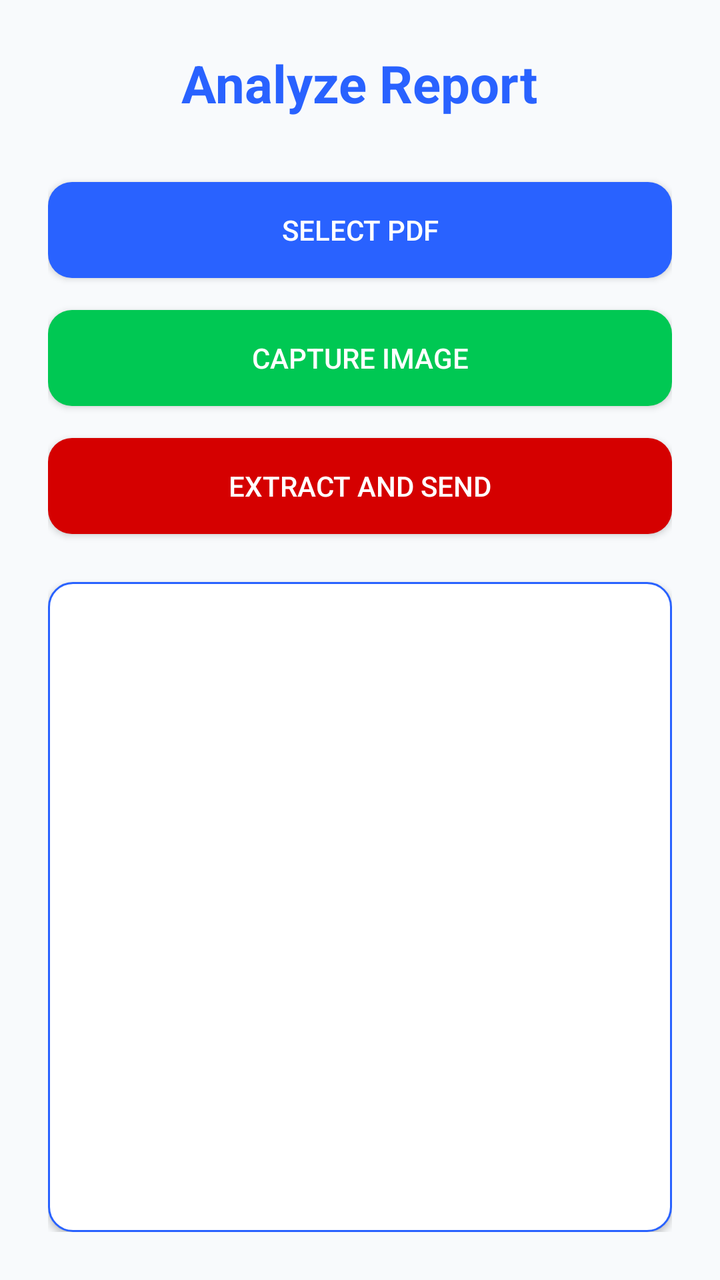
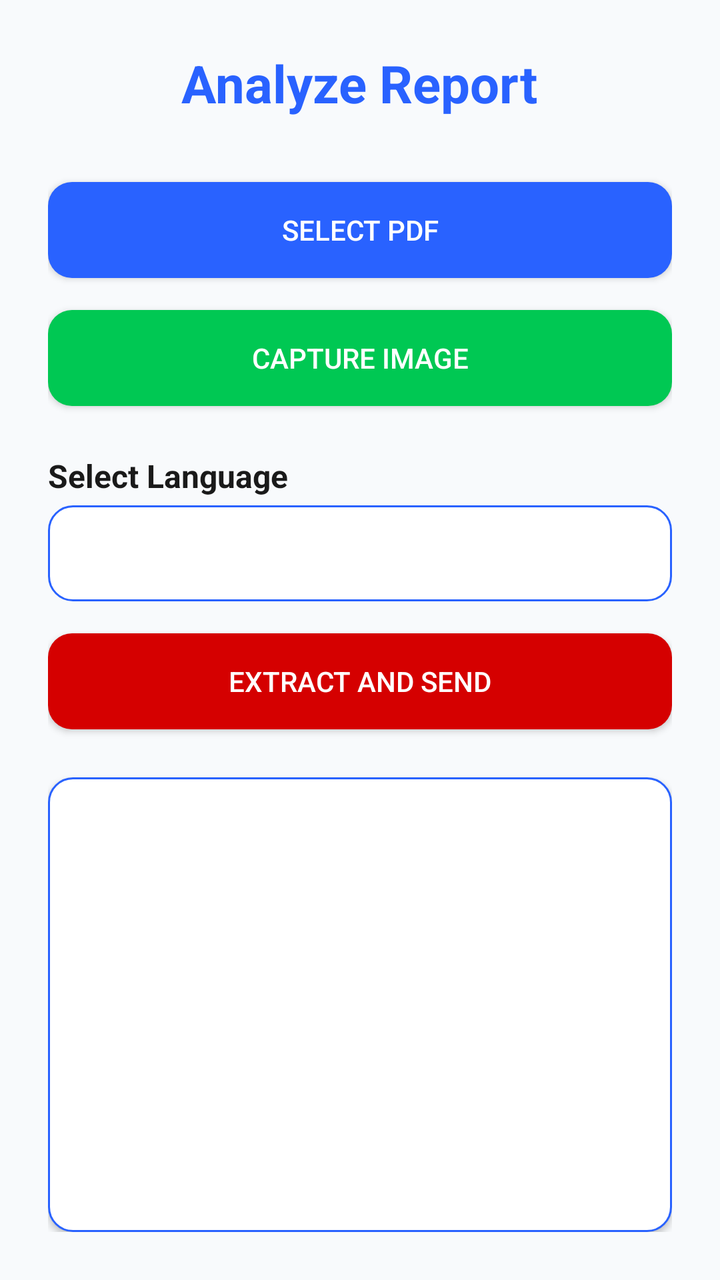

Two renders of the same Android screen: before a commit and after it. Below are the layout's source before the change and the commit's diff.
<!-- AndroidManifest.xml: application theme AppTheme -->
<!-- res/layout/activity_analyze_report.xml -->
<?xml version="1.0" encoding="utf-8"?>
<LinearLayout xmlns:android="http://schemas.android.com/apk/res/android"
    android:orientation="vertical"
    android:padding="@dimen/spacing_lg"
    android:layout_width="match_parent"
    android:layout_height="match_parent"
    android:background="@color/colorBackground">

    
    <TextView
        android:layout_width="wrap_content"
        android:layout_height="wrap_content"
        android:text="Analyze Report"
        android:textSize="26sp"
        android:textStyle="bold"
        android:textColor="@color/colorPrimary"
        android:layout_gravity="center"
        android:layout_marginBottom="@dimen/spacing_xl" />

    
    <Button
        android:id="@+id/btnSelectPdf"
        android:layout_width="match_parent"
        android:layout_height="48dp"
        android:text="Select PDF"
        android:background="@drawable/bg_button_primary"
        android:textColor="@android:color/white"
        android:layout_marginBottom="@dimen/spacing_md" />

    
    <Button
        android:id="@+id/btnCaptureImage"
        android:layout_width="match_parent"
        android:layout_height="48dp"
        android:text="Capture Image"
        android:background="@drawable/bg_button_secondary"
        android:textColor="@android:color/white"
        android:layout_marginBottom="@dimen/spacing_md" />

    
    <Button
        android:id="@+id/btnExtractText"
        android:layout_width="match_parent"
        android:layout_height="48dp"
        android:text="Extract and Send"
        android:background="@drawable/bg_button_error"
        android:textColor="@android:color/white"
        android:layout_marginBottom="@dimen/spacing_lg" />

    
    <ScrollView
        android:layout_width="match_parent"
        android:layout_height="0dp"
        android:layout_weight="1"
        android:background="@drawable/bg_card_surface"
        android:padding="@dimen/spacing_md"
        android:scrollbars="vertical"
        android:elevation="2dp">

        <TextView
            android:id="@+id/txtExtractedText"
            android:layout_width="match_parent"
            android:layout_height="wrap_content"
            android:textSize="15sp"
            android:textColor="@color/textPrimary"
            android:textIsSelectable="true"
            android:lineSpacingExtra="4dp" />
    </ScrollView>

</LinearLayout>
<!-- resources referenced by this layout -->
<resources>
  <color name="colorBackground">#F8FAFC</color>
  <color name="colorPrimary">#2962FF</color>
  <color name="textPrimary">#1A1A1A</color>
  <dimen name="spacing_lg">24dp</dimen>
  <dimen name="spacing_md">16dp</dimen>
  <dimen name="spacing_xl">32dp</dimen>
  <!-- drawable bg_button_error (drawable) -->
  <shape xmlns:android="http://schemas.android.com/apk/res/android"
      android:shape="rectangle">
      <solid android:color="@color/colorError" />
      <corners android:radius="@dimen/radius_md" />
      <size android:height="48dp"/>
  </shape>
  <!-- drawable bg_button_primary (drawable) -->
  <selector xmlns:android="http://schemas.android.com/apk/res/android">
      <item android:state_pressed="true">
          <shape android:shape="rectangle">
              <solid android:color="@color/colorPrimaryDark" />
              <corners android:radius="@dimen/radius_md" />
          </shape>
      </item>
      <item>
          <shape android:shape="rectangle">
              <solid android:color="@color/colorPrimary" />
              <corners android:radius="@dimen/radius_md" />
          </shape>
      </item>
  </selector>
  <!-- drawable bg_button_secondary (drawable) -->
  <shape xmlns:android="http://schemas.android.com/apk/res/android"
      android:shape="rectangle">
      <solid android:color="@color/colorSecondary" />
      <corners android:radius="@dimen/radius_md" />
      <size android:height="48dp"/>
  </shape>
  <!-- drawable bg_card_surface (drawable) -->
  <shape xmlns:android="http://schemas.android.com/apk/res/android"
      android:shape="rectangle">
      <solid android:color="@color/colorSurface" />
      <corners android:radius="@dimen/radius_md" />
      <stroke android:width="1dp" android:color="@color/colorPrimary" />
  </shape>
  <color name="colorError">#D50000</color>
  <dimen name="radius_md">12dp</dimen>
  <color name="colorPrimaryDark">#0D47A1</color>
  <color name="colorSecondary">#00C853</color>
  <color name="colorSurface">#FFFFFF</color>
  <color name="colorOnPrimary">#FFFFFF</color>
  <color name="colorOnSecondary">#FFFFFF</color>
  <color name="colorOnSurface">#1A1A1A</color>
  <color name="colorOnError">#FFFFFF</color>
  <color name="textSecondary">#5F6368</color>
  <style name="Widget.App.MaterialButton" parent="Widget.MaterialComponents.Button">
          <item name="android:layout_height">48dp</item>
          <item name="android:layout_width">wrap_content</item>
          <item name="android:textAllCaps">false</item>
          <item name="android:padding">12dp</item>
          <item name="cornerRadius">8dp</item>
          <item name="android:textColor">@color/colorOnPrimary</item>
      </style>
  <style name="Widget.App.CardView" parent="Widget.MaterialComponents.CardView">
          <item name="cardCornerRadius">12dp</item>
          <item name="cardElevation">4dp</item>
          <item name="cardUseCompatPadding">true</item>
      </style>
  <!-- unchanged entries left out for length: 1 -->
</resources>

<!-- the commit's change to res/layout/activity_analyze_report.xml (unified diff, before → after) -->
@@ -38,6 +38,26 @@
         android:layout_marginBottom="@dimen/spacing_md" />
 
     
+    <TextView
+        android:layout_width="wrap_content"
+        android:layout_height="wrap_content"
+        android:text="Select Language"
+        android:textStyle="bold"
+        android:textSize="16sp"
+        android:textColor="@color/textPrimary"
+        android:layout_marginTop="@dimen/spacing_sm"
+        android:layout_marginBottom="@dimen/spacing_xs" />
+
+    
+    <Spinner
+        android:id="@+id/spinnerLanguage"
+        android:layout_width="match_parent"
+        android:layout_height="48dp"
+        android:background="@drawable/bg_card_surface"
+        android:padding="8dp"
+        android:layout_marginBottom="@dimen/spacing_md" />
+
+    
     <Button
         android:id="@+id/btnExtractText"
         android:layout_width="match_parent"
@@ -46,6 +66,7 @@
         android:background="@drawable/bg_button_error"
         android:textColor="@android:color/white"
         android:layout_marginBottom="@dimen/spacing_lg" />
+
 
     
     <ScrollView
<!-- resource entries referenced after the edit -->
@@ -5,7 +5,9 @@
   <color name="textPrimary">#1A1A1A</color>
   <dimen name="spacing_lg">24dp</dimen>
   <dimen name="spacing_md">16dp</dimen>
+  <dimen name="spacing_sm">8dp</dimen>
   <dimen name="spacing_xl">32dp</dimen>
+  <dimen name="spacing_xs">4dp</dimen>
   <!-- drawable bg_button_error (drawable) -->
   <shape xmlns:android="http://schemas.android.com/apk/res/android"
       android:shape="rectangle">
